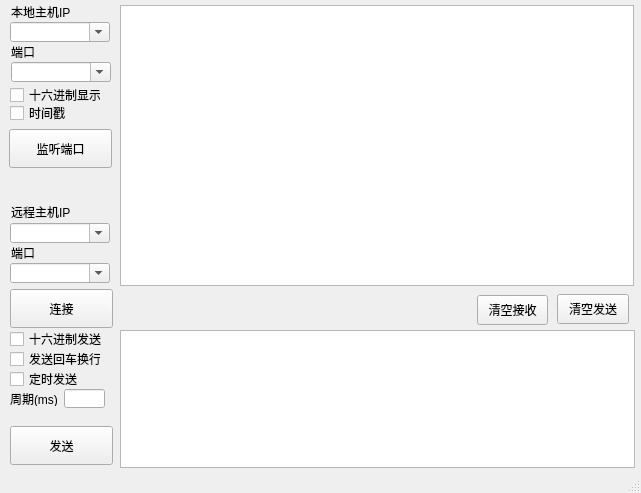
The window that mainwindow.ui (cststudio/QtTcp) describes before a commit, drawn with Qt 5.
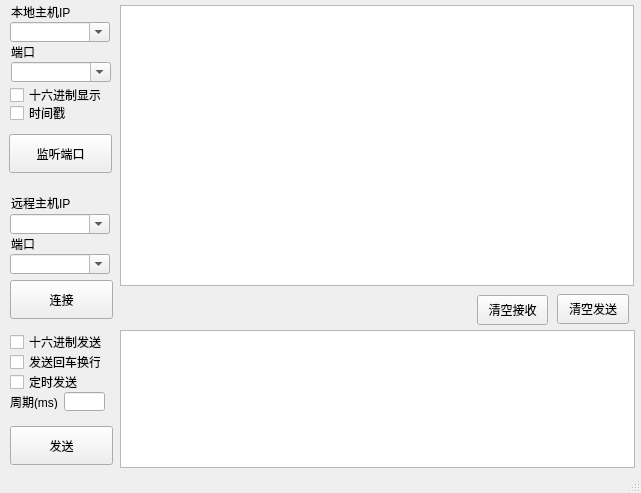
The same window after the commit.

```diff
--- a/mainwindow.ui
+++ b/mainwindow.ui
@@ -40,7 +40,7 @@
     <property name="geometry">
      <rect>
       <x>9</x>
-      <y>129</y>
+      <y>134</y>
       <width>103</width>
       <height>39</height>
      </rect>
@@ -85,7 +85,7 @@
     <property name="geometry">
      <rect>
       <x>10</x>
-      <y>391</y>
+      <y>394</y>
       <width>48</width>
       <height>15</height>
      </rect>
@@ -114,7 +114,7 @@
     <property name="geometry">
      <rect>
       <x>64</x>
-      <y>389</y>
+      <y>392</y>
       <width>41</width>
       <height>19</height>
      </rect>
@@ -124,7 +124,7 @@
     <property name="geometry">
      <rect>
       <x>10</x>
-      <y>371</y>
+      <y>374</y>
       <width>81</width>
       <height>16</height>
      </rect>
@@ -179,7 +179,7 @@
     <property name="geometry">
      <rect>
       <x>10</x>
-      <y>331</y>
+      <y>334</y>
       <width>101</width>
       <height>16</height>
      </rect>
@@ -192,7 +192,7 @@
     <property name="geometry">
      <rect>
       <x>10</x>
-      <y>351</y>
+      <y>354</y>
       <width>91</width>
       <height>16</height>
      </rect>
@@ -244,7 +244,7 @@
     <property name="geometry">
      <rect>
       <x>11</x>
-      <y>204</y>
+      <y>195</y>
       <width>66</width>
       <height>16</height>
      </rect>
@@ -260,7 +260,7 @@
     <property name="geometry">
      <rect>
       <x>11</x>
-      <y>245</y>
+      <y>236</y>
       <width>66</width>
       <height>16</height>
      </rect>
@@ -273,7 +273,7 @@
     <property name="geometry">
      <rect>
       <x>10</x>
-      <y>223</y>
+      <y>214</y>
       <width>100</width>
       <height>20</height>
      </rect>
@@ -292,7 +292,7 @@
     <property name="geometry">
      <rect>
       <x>10</x>
-      <y>263</y>
+      <y>254</y>
       <width>100</width>
       <height>20</height>
      </rect>
@@ -324,7 +324,7 @@
     <property name="geometry">
      <rect>
       <x>10</x>
-      <y>289</y>
+      <y>280</y>
       <width>103</width>
       <height>39</height>
      </rect>
```
Left out of the diff: 8 changed lines with no effect on the pictures.
